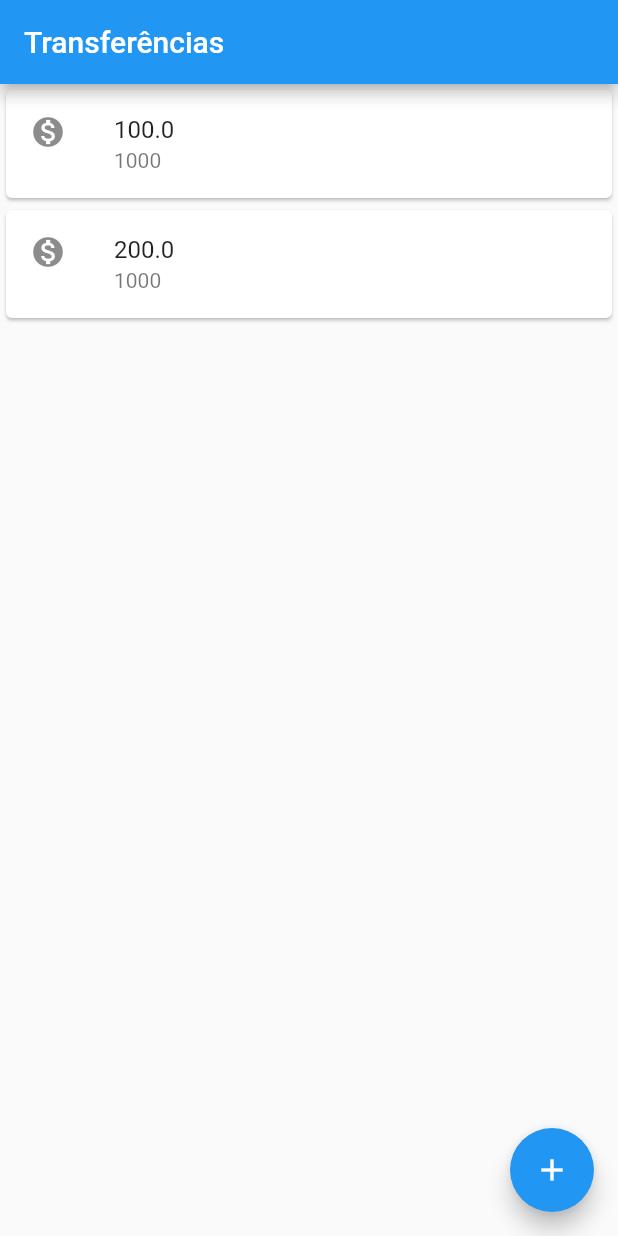
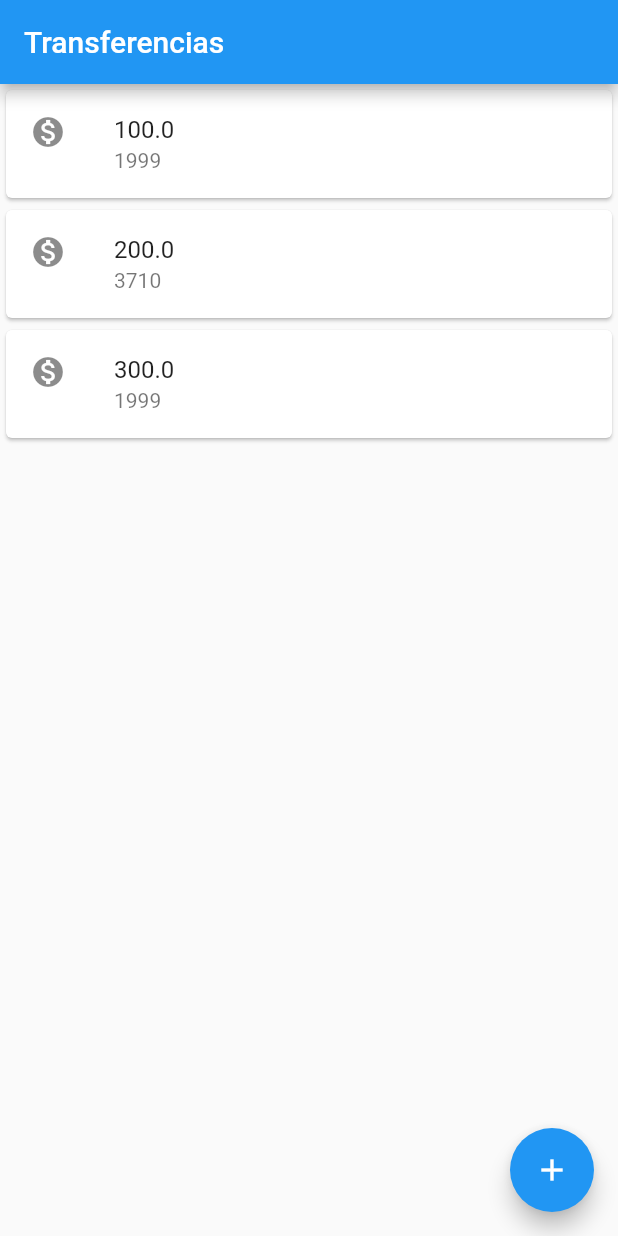
Before and after one commit to taynarodrigues/Fundamentos-de-Flutter, a Flutter app: the screen it shows after launch, on a phone screen of 412 x 824 dp. Run offline on Flutter 3.47's test engine with Material 2 defaults, Android fonts, the phone set to English and light mode, and no system bars.

Commit message:
Refatorando o código

```diff
--- a/lib/main.dart
+++ b/lib/main.dart
@@ -2,28 +2,53 @@ import 'package:flutter/material.dart';
 
 void main() => runApp(MaterialApp(
       home: Scaffold(
-        body: Column(
-          children: <Widget>[
-            Card(
-                child: ListTile(
-              leading: Icon(Icons.monetization_on),
-              title: Text('100.0'),
-              subtitle: Text('1000'),
-            )
-            ),
-            Card(
-                child: ListTile(
-              leading: Icon(Icons.monetization_on),
-              title: Text('200.0'),
-              subtitle: Text('1000'),
-            )),
-          ],
-        ),
+        body: ListaTransferencias(),
         appBar: AppBar(
-          title: Text('Transferências'),
+          title: Text('Transferencias'),
         ),
         floatingActionButton: FloatingActionButton(
           child: Icon(Icons.add),
         ),
       ),
     ));
+
+class ListaTransferencias extends StatelessWidget {
+  @override
+  Widget build(BuildContext context) {
+    // TODO: implement build
+    return Column(
+      children: <Widget>[
+        ItemTransferencia(Transferencia(100, 1999)),
+        ItemTransferencia(Transferencia(200, 3710)),
+        ItemTransferencia(Transferencia(300, 1999)),
+      ]
+    );
+  }
+}
+
+class ItemTransferencia extends StatelessWidget{
+
+  final Transferencia _transferencia;
+
+  ItemTransferencia(this._transferencia);
+
+  @override
+  Widget build(BuildContext context) {
+    // TODO: implement build
+    return Card(
+        child: ListTile(
+          leading: Icon(Icons.monetization_on),
+          title: Text(_transferencia.valor.toString()),
+          subtitle: Text(_transferencia.numeroConta.toString()),
+        )
+    );
+  }
+}
+
+class Transferencia{
+
+  final double valor;
+  final int numeroConta;
+
+  Transferencia(this.valor, this.numeroConta);
+}
```
